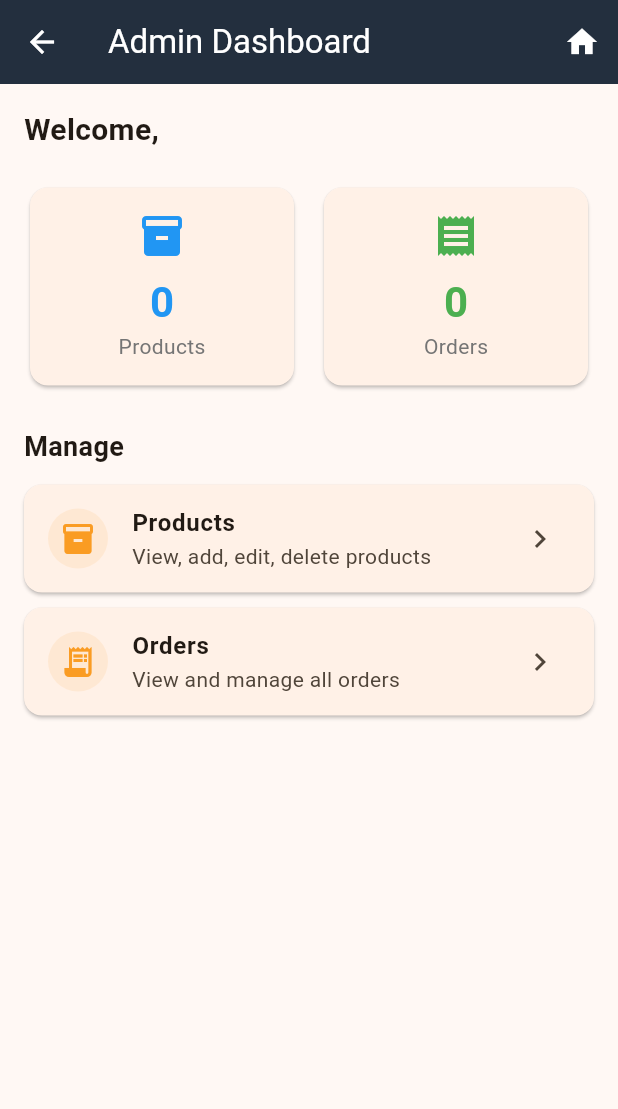
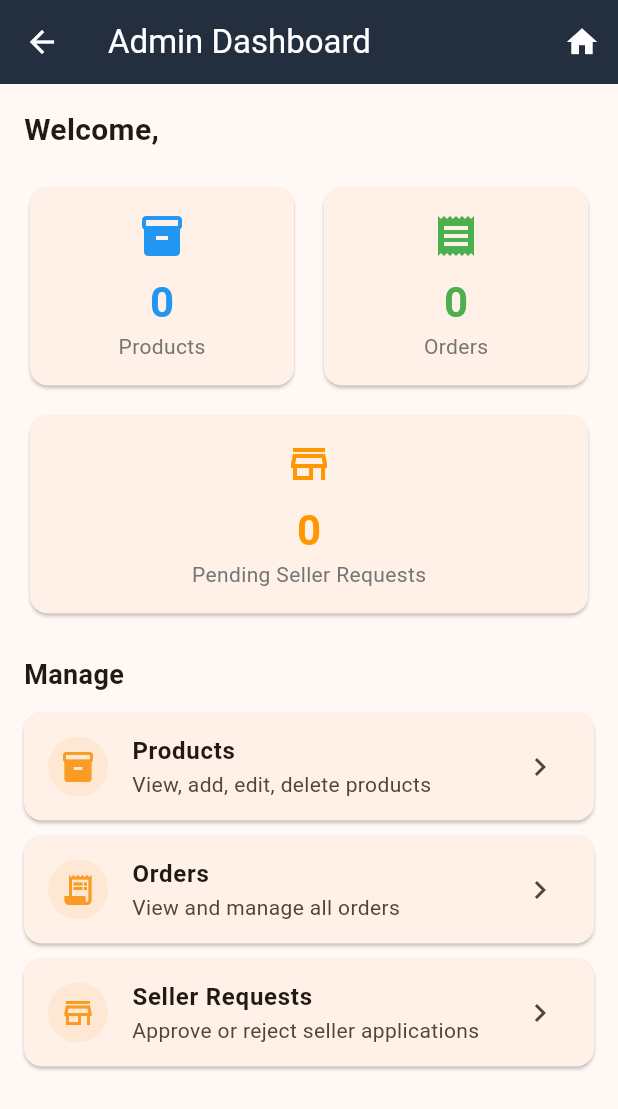
Before and after one commit to Yogesh1783/Construction-Supply-Hub, a Flutter app: the AdminDashboardScreen screen opened by its route, on a phone screen of 412 x 824 dp. Shown: the top 1109 px of the screen. Run offline on Flutter 3.47's test engine with Material 3 defaults, Android fonts, the phone set to English and light mode, and no system bars; our stand-ins replace badges, cached_network_image, cookie_jar, dio, dio_cookie_manager, flutter_rating_bar; accounts and stored records are empty; network calls fail.

Commit message:
Add admin seller approval flow on web and mobile
Backend:
- Seller model gains status field (pending/approved/rejected)
- registerSeller no longer auto-promotes; creates pending record
- New PUT /admin/sellers/:id/approve endpoint sets status=approved
  and updates User role to shopkeeper

Web admin:
- ListBecomeSeller shows status badge and Approve button per row
- approveSeller mutation added to userApi

Mobile admin:
- New AdminSellerRequestsScreen lists requests with Approve/Reject
- Admin dashboard shows pending seller count badge and stat card
- Route /admin/seller-requests added

Mobile become seller:
- Success message updated to reflect pending approval state

Co-Authored-By: Claude Sonnet 4.6 <noreply@anthropic.com>

```diff
--- a/mobile/lib/main.dart
+++ b/mobile/lib/main.dart
@@ -19,6 +19,7 @@ import 'screens/shopkeeper/shopkeeper_dashboard_screen.dart';
 import 'screens/shopkeeper/shopkeeper_products_screen.dart';
 import 'screens/shopkeeper/shopkeeper_orders_screen.dart';
 import 'screens/seller/become_seller_screen.dart';
+import 'screens/admin/admin_seller_requests_screen.dart';
 
 void main() {
   ApiService.init();
@@ -117,6 +118,7 @@ class CshApp extends StatelessWidget {
           '/shopkeeper/products': (_) => const ShopkeeperProductsScreen(),
           '/shopkeeper/orders': (_) => const ShopkeeperOrdersScreen(),
           '/become-seller': (_) => const BecomeSellerScreen(),
+          '/admin/seller-requests': (_) => const AdminSellerRequestsScreen(),
         },
       ),
     );
--- a/mobile/lib/screens/admin/admin_dashboard_screen.dart
+++ b/mobile/lib/screens/admin/admin_dashboard_screen.dart
@@ -3,6 +3,7 @@ import 'package:provider/provider.dart';
 import '../../providers/auth_provider.dart';
 import '../../services/order_service.dart';
 import '../../services/product_service.dart';
+import '../../services/seller_service.dart';
 
 class AdminDashboardScreen extends StatefulWidget {
   const AdminDashboardScreen({super.key});
@@ -14,6 +15,7 @@ class AdminDashboardScreen extends StatefulWidget {
 class _AdminDashboardScreenState extends State<AdminDashboardScreen> {
   int _productCount = 0;
   int _orderCount = 0;
+  int _pendingSellerCount = 0;
   bool _loading = true;
 
   @override
@@ -24,12 +26,18 @@ class _AdminDashboardScreenState extends State<AdminDashboardScreen> {
 
   Future<void> _load() async {
     try {
-      final products = await ProductService.getAdminProducts();
-      final orders = await OrderService.getAdminOrders();
+      final results = await Future.wait([
+        ProductService.getAdminProducts(),
+        OrderService.getAdminOrders(),
+        SellerService.getSellerRequests(),
+      ]);
       if (mounted) {
         setState(() {
-          _productCount = products.length;
-          _orderCount = orders.length;
+          _productCount = (results[0] as List).length;
+          _orderCount = (results[1] as List).length;
+          _pendingSellerCount = (results[2] as List)
+              .where((s) => (s['status'] ?? 'pending') == 'pending')
+              .length;
         });
       }
     } catch (_) {}
@@ -72,6 +80,14 @@ class _AdminDashboardScreenState extends State<AdminDashboardScreen> {
                               'Orders', _orderCount, Icons.receipt, Colors.green)),
                     ],
                   ),
+                  const SizedBox(height: 12),
+                  _statCard(
+                    'Pending Seller Requests',
+                    _pendingSellerCount,
+                    Icons.store_outlined,
+                    Colors.orange,
+                    fullWidth: true,
+                  ),
                   const SizedBox(height: 24),
                   const Text('Manage',
                       style: TextStyle(
@@ -91,14 +107,23 @@ class _AdminDashboardScreenState extends State<AdminDashboardScreen> {
                     onTap: () =>
                         Navigator.pushNamed(context, '/admin/orders'),
                   ),
+                  _menuCard(
+                    icon: Icons.store_outlined,
+                    title: 'Seller Requests',
+                    subtitle: 'Approve or reject seller applications',
+                    onTap: () =>
+                        Navigator.pushNamed(context, '/admin/seller-requests'),
+                    badge: _pendingSellerCount,
+                  ),
                 ],
               ),
             ),
     );
   }
 
-  Widget _statCard(String label, int count, IconData icon, Color color) {
-    return Card(
+  Widget _statCard(String label, int count, IconData icon, Color color,
+      {bool fullWidth = false}) {
+    final card = Card(
       child: Padding(
         padding: const EdgeInsets.all(16),
         child: Column(
@@ -113,6 +138,7 @@ class _AdminDashboardScreenState extends State<AdminDashboardScreen> {
         ),
       ),
     );
+    return fullWidth ? SizedBox(width: double.infinity, child: card) : card;
   }
 
   Widget _menuCard({
@@ -120,6 +146,7 @@ class _AdminDashboardScreenState extends State<AdminDashboardScreen> {
     required String title,
     required String subtitle,
     required VoidCallback onTap,
+    int badge = 0,
   }) {
     return Card(
       margin: const EdgeInsets.only(bottom: 10),
@@ -130,7 +157,26 @@ class _AdminDashboardScreenState extends State<AdminDashboardScreen> {
         ),
         title: Text(title, style: const TextStyle(fontWeight: FontWeight.w600)),
         subtitle: Text(subtitle),
-        trailing: const Icon(Icons.chevron_right),
+        trailing: Row(
+          mainAxisSize: MainAxisSize.min,
+          children: [
+            if (badge > 0)
+              Container(
+                padding: const EdgeInsets.symmetric(horizontal: 8, vertical: 2),
+                decoration: BoxDecoration(
+                  color: Colors.orange,
+                  borderRadius: BorderRadius.circular(12),
+                ),
+                child: Text('$badge',
+                    style: const TextStyle(
+                        color: Colors.white,
+                        fontSize: 12,
+                        fontWeight: FontWeight.bold)),
+              ),
+            const SizedBox(width: 4),
+            const Icon(Icons.chevron_right),
+          ],
+        ),
         onTap: onTap,
       ),
     );
--- a/mobile/lib/services/seller_service.dart
+++ b/mobile/lib/services/seller_service.dart
@@ -12,4 +12,17 @@ class SellerService {
       'pinCode': pinCode,
     });
   }
+
+  static Future<List<dynamic>> getSellerRequests() async {
+    final res = await ApiService.dio.get('/admin/sellers');
+    return res.data['sellers'] as List<dynamic>;
+  }
+
+  static Future<void> approveSeller(String id) async {
+    await ApiService.dio.put('/admin/sellers/$id/approve');
+  }
+
+  static Future<void> deleteSeller(String id) async {
+    await ApiService.dio.delete('/admin/sellers/$id');
+  }
 }
```
Also changed, not shown: mobile/lib/screens/admin/admin_seller_requests_screen.dart (added, +226 -0 lines), mobile/lib/screens/seller/become_seller_screen.dart (+2 -7 lines), 5 other files.
